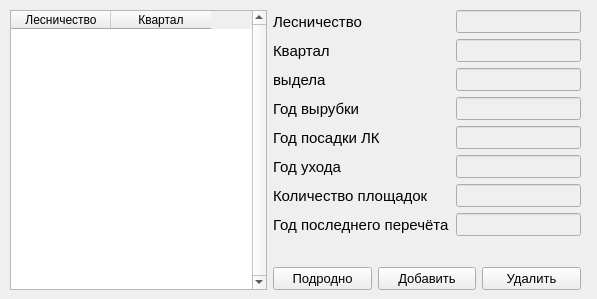
Qt form ui/main.ui (IgorChavychalov/growth) before a commit.
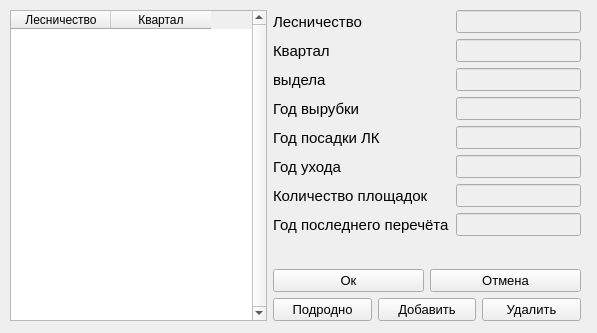
The same form after that commit.

Commit message: UI.main: warning_dialog

```diff
--- a/ui/main.ui
+++ b/ui/main.ui
@@ -10,7 +10,7 @@
     <x>0</x>
     <y>0</y>
     <width>597</width>
-    <height>299</height>
+    <height>333</height>
    </rect>
   </property>
   <property name="sizePolicy">
@@ -28,7 +28,7 @@
      <x>10</x>
      <y>10</y>
      <width>571</width>
-     <height>280</height>
+     <height>311</height>
     </rect>
    </property>
    <layout class="QHBoxLayout" name="horizontalLayout_2">
@@ -256,6 +256,37 @@
         </item>
        </layout>
       </item>
+      <item>
+       <layout class="QHBoxLayout" name="horizontalLayout">
+        <item>
+         <widget class="QPushButton" name="btnOK">
+          <property name="font">
+           <font>
+            <pointsize>10</pointsize>
+           </font>
+          </property>
+          <property name="text">
+           <string>Ок</string>
+          </property>
+         </widget>
+        </item>
+        <item>
+         <widget class="QPushButton" name="btnCancel">
+          <property name="enabled">
+           <bool>true</bool>
+          </property>
+          <property name="font">
+           <font>
+            <pointsize>10</pointsize>
+           </font>
+          </property>
+          <property name="text">
+           <string>Отмена</string>
+          </property>
+         </widget>
+        </item>
+       </layout>
+      </item>
       <item>
        <layout class="QHBoxLayout" name="horizontalLayout_4">
         <item>
```
The commit also changes 3 other files.
